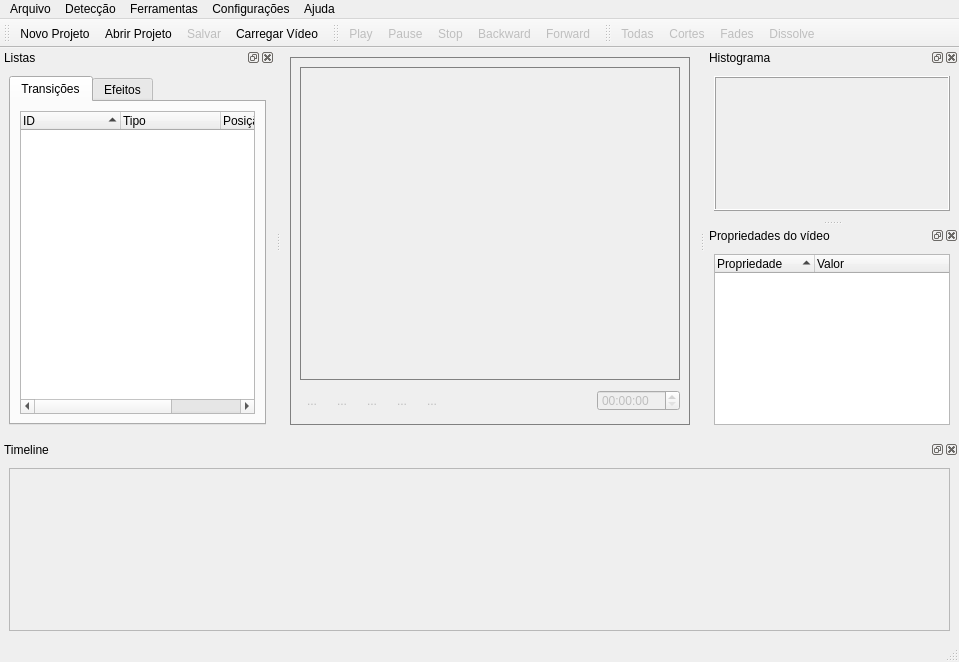
Before: the Qt Designer form DEV/Interface/mfit.ui in fabriciols/m-fit, drawn with Qt 5.
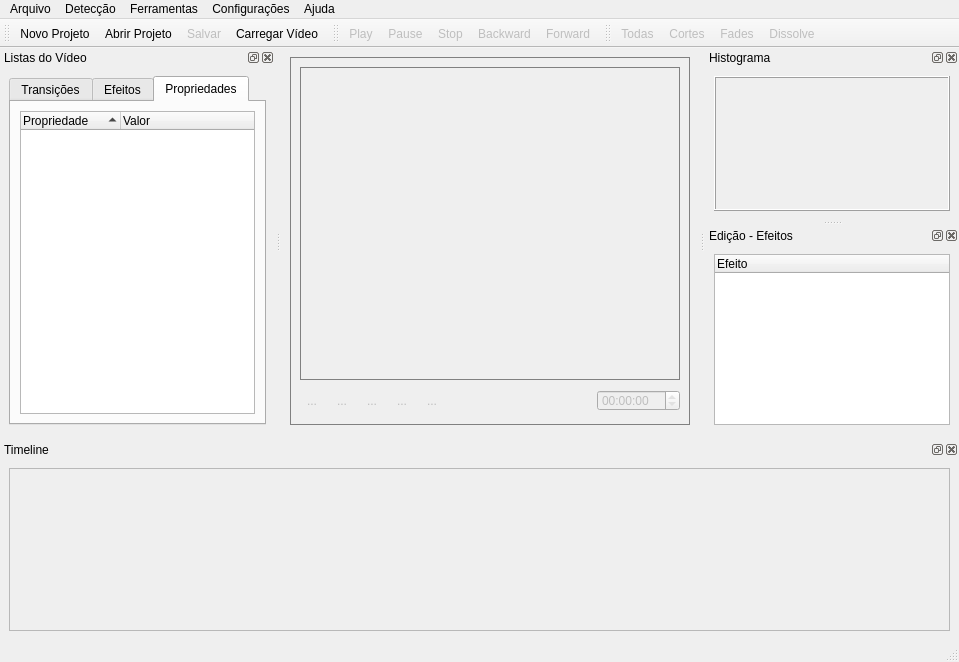
After: the same form once the commit is applied. The open tabs and pages were chosen to show the change. Icons and pictures are not drawn. Custom widgets are drawn as their Qt base class.

What changed in the file:
```diff
--- a/DEV/Interface/mfit.ui
+++ b/DEV/Interface/mfit.ui
@@ -194,6 +194,9 @@
           <enum>Qt::LeftToRight</enum>
          </property>
          <property name="readOnly" >
+          <bool>true</bool>
+         </property>
+         <property name="keyboardTracking" >
           <bool>false</bool>
          </property>
          <property name="currentSection" >
@@ -328,7 +331,7 @@
   </widget>
   <widget class="QDockWidget" name="widgetTrees" >
    <property name="windowTitle" >
-    <string>Listas</string>
+    <string>Listas do Vídeo</string>
    </property>
    <attribute name="dockWidgetArea" >
     <number>1</number>
@@ -480,6 +483,45 @@
          </item>
         </layout>
        </widget>
+       <widget class="QWidget" name="tabVdoProperties" >
+        <attribute name="title" >
+         <string>Propriedades</string>
+        </attribute>
+        <layout class="QGridLayout" name="gridLayout" >
+         <item row="0" column="0" >
+          <widget class="QTreeWidget" name="videoPropertiesTree" >
+           <property name="editTriggers" >
+            <set>QAbstractItemView::DoubleClicked</set>
+           </property>
+           <property name="showDropIndicator" stdset="0" >
+            <bool>false</bool>
+           </property>
+           <property name="rootIsDecorated" >
+            <bool>true</bool>
+           </property>
+           <property name="itemsExpandable" >
+            <bool>false</bool>
+           </property>
+           <property name="sortingEnabled" >
+            <bool>true</bool>
+           </property>
+           <property name="expandsOnDoubleClick" >
+            <bool>false</bool>
+           </property>
+           <column>
+            <property name="text" >
+             <string>Propriedade</string>
+            </property>
+           </column>
+           <column>
+            <property name="text" >
+             <string>Valor</string>
+            </property>
+           </column>
+          </widget>
+         </item>
+        </layout>
+       </widget>
       </widget>
      </item>
     </layout>
@@ -593,15 +635,17 @@
           </widget>
          </item>
         </layout>
+        <zorder>widgetTimeline</zorder>
+        <zorder>widgetTimeline</zorder>
        </widget>
       </widget>
      </item>
     </layout>
    </widget>
   </widget>
-  <widget class="QDockWidget" name="widgetProperties" >
+  <widget class="QDockWidget" name="widgetEdition" >
    <property name="windowTitle" >
-    <string>Propriedades do vídeo</string>
+    <string>Edição - Efeitos</string>
    </property>
    <attribute name="dockWidgetArea" >
     <number>2</number>
@@ -609,33 +653,10 @@
    <widget class="QWidget" name="dockWidgetContents" >
     <layout class="QGridLayout" >
      <item row="0" column="0" >
-      <widget class="QTreeWidget" name="videoPropertiesTree" >
-       <property name="editTriggers" >
-        <set>QAbstractItemView::DoubleClicked</set>
-       </property>
-       <property name="showDropIndicator" stdset="0" >
-        <bool>false</bool>
-       </property>
-       <property name="rootIsDecorated" >
-        <bool>true</bool>
-       </property>
-       <property name="itemsExpandable" >
-        <bool>false</bool>
-       </property>
-       <property name="sortingEnabled" >
-        <bool>true</bool>
-       </property>
-       <property name="expandsOnDoubleClick" >
-        <bool>false</bool>
-       </property>
+      <widget class="QTreeWidget" name="treeWidget" >
        <column>
         <property name="text" >
-         <string>Propriedade</string>
-        </property>
-       </column>
-       <column>
-        <property name="text" >
-         <string>Valor</string>
+         <string>Efeito</string>
         </property>
        </column>
       </widget>
```
